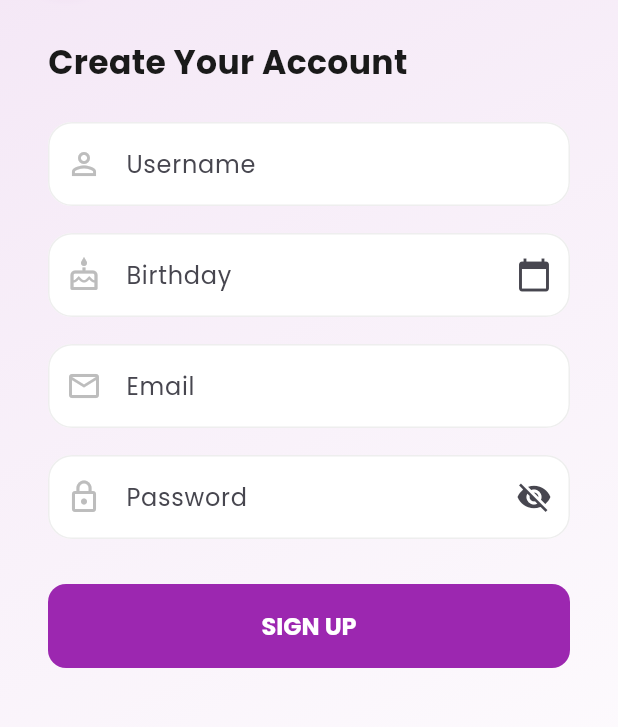
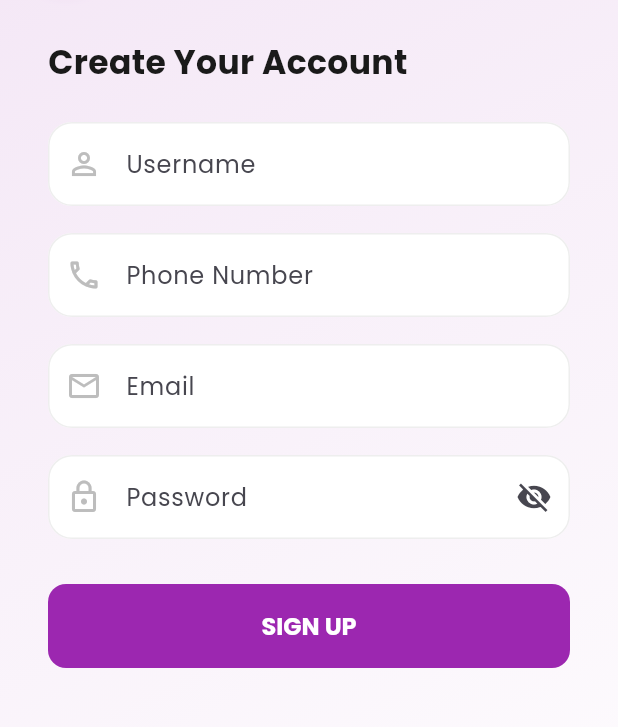
Before and after one commit to kushanitharushika/mindhug, a Flutter app: the screen it shows after launch, after a tap on "Create Account", on a phone screen of 412 x 824 dp, the part 187-914 px from its top. Run offline on Flutter 3.47's test engine with Material 3 defaults, Android fonts, the phone set to English and light mode, and no system bars; our stand-ins replace cloud_firestore, firebase_auth, firebase_core, google_fonts, image_picker, shared_preferences; accounts and stored records are empty.

```diff
--- a/lib/screens/auth/signup_screen.dart
+++ b/lib/screens/auth/signup_screen.dart
@@ -14,7 +14,8 @@ class SignupScreen extends StatefulWidget {
 
 class _SignupScreenState extends State<SignupScreen> {
   final TextEditingController usernameCtrl = TextEditingController();
-  final TextEditingController birthdayCtrl = TextEditingController();
+  final TextEditingController phoneCtrl = TextEditingController();
+
   final TextEditingController emailCtrl = TextEditingController();
   final TextEditingController passwordCtrl = TextEditingController();
 
@@ -23,19 +24,7 @@ class _SignupScreenState extends State<SignupScreen> {
 
   bool hidePassword = true;
 
-  Future<void> pickDate() async {
-    final date = await showDatePicker(
-      context: context,
-      initialDate: DateTime(2003),
-      firstDate: DateTime(1980),
-      lastDate: DateTime.now(),
-    );
 
-    if (date != null) {
-      birthdayCtrl.text =
-          "${date.year}/${date.month.toString().padLeft(2, '0')}/${date.day.toString().padLeft(2, '0')}";
-    }
-  }
 
   void _handleSignup() async {
     setState(() => _isLoading = true);
@@ -43,6 +32,8 @@ class _SignupScreenState extends State<SignupScreen> {
       await _authService.createUserWithEmailAndPassword(
         email: emailCtrl.text.trim(),
         password: passwordCtrl.text.trim(),
+        name: usernameCtrl.text.trim(),
+        phoneNumber: phoneCtrl.text.trim(),
       );
 
       // Check quiz completion
@@ -99,23 +90,18 @@ class _SignupScreenState extends State<SignupScreen> {
 
             const SizedBox(height: 18),
 
-            // Birthday
-            TextField(
-              controller: birthdayCtrl,
-              readOnly: true,
-              onTap: pickDate,
-              decoration: InputDecoration(
-                labelText: "Birthday",
-                hintText: "YYYY/MM/DD",
-                prefixIcon: const Icon(Icons.cake_outlined),
-                suffixIcon: const Icon(Icons.calendar_today),
-                border: OutlineInputBorder(
-                  borderRadius: BorderRadius.circular(12),
-                ),
-              ),
+            // Phone Number
+            _inputField(
+              controller: phoneCtrl,
+              label: "Phone Number",
+              hint: "+94 76 123 4567",
+              icon: Icons.phone_outlined,
+              keyboardType: TextInputType.phone,
             ),
 
             const SizedBox(height: 18),
+
+
 
             // Email
             _inputField(
```
Also changed, not shown: lib/screens/home/home_screen.dart (+25 -6 lines), lib/screens/profile/account_details_screen.dart (+47 -4 lines), lib/screens/profile/profile_screen.dart (+33 -2 lines), lib/services/auth_service.dart (+19 -0 lines), lib/widgets/mood_card.dart (deleted), 1 other file.
